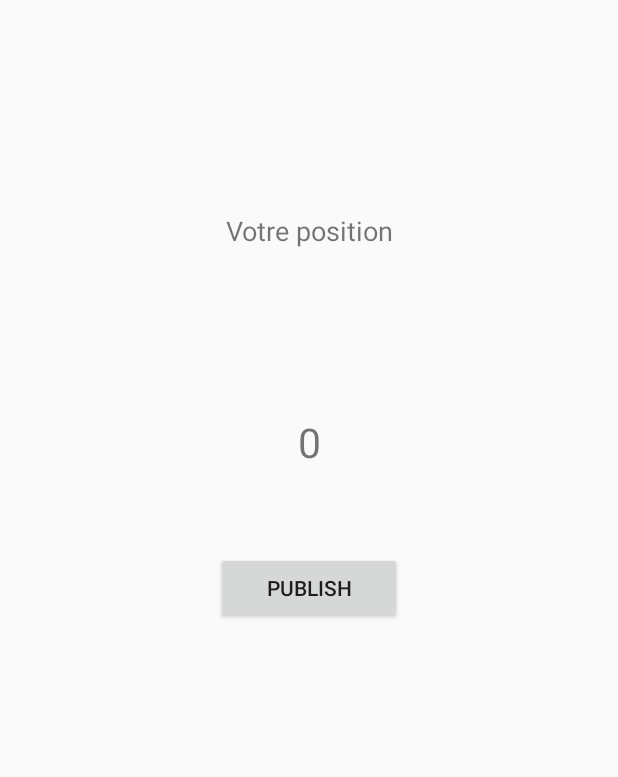
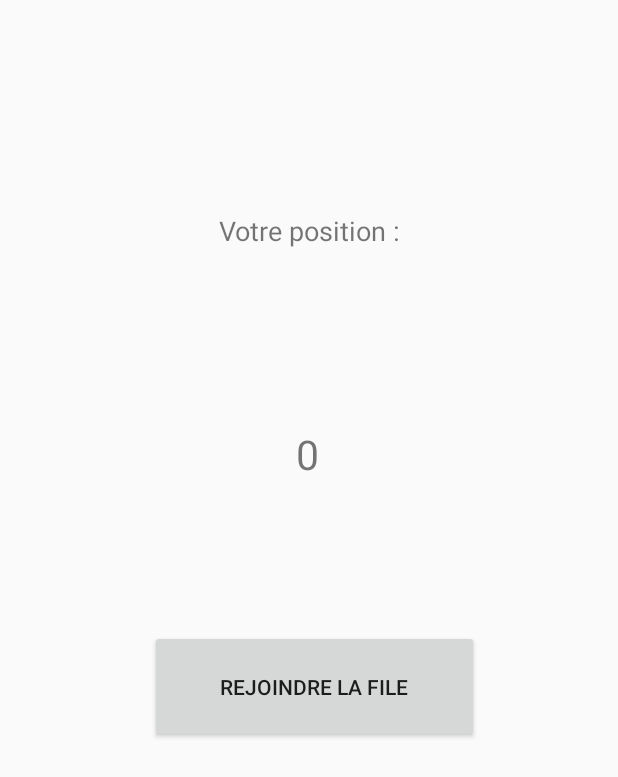
Before and after one commit to LucasAubron/PS6-connected-object-Create-a-new-team, an Android app: the layout activity_main.xml on its own in the app's theme, with its tools: preview values and no code run, on a phone screen of 412 x 824 dp. Shown: the top 777 px of the screen. Run offline under Robolectric (Android 15) with nearby library versions, the phone set to English and light mode, and no system bars.

Commit message:
#15 lien avec l'orchestrateur

```diff
--- a/PS6finalandroid/app/src/main/java/fr/etudes/ps6finalandroid/utils/Constants.java
+++ b/PS6finalandroid/app/src/main/java/fr/etudes/ps6finalandroid/utils/Constants.java
@@ -13,5 +13,9 @@ public class Constants {
 
     public static final String PUBLISH_TOPIC = "join/topic";
 
+    public static final String SUPPR_TOPIC = "suppr/topic";
+
+    public static final String CREATION_TOPIC = "creation/topic";
+
     public static final String CLIENT_ID = "androidkt";
 }
--- a/PS6finalandroid/app/src/main/res/layout/activity_main.xml
+++ b/PS6finalandroid/app/src/main/res/layout/activity_main.xml
@@ -9,13 +9,13 @@
 
     <Button
         android:id="@+id/publishMessage"
-        android:layout_width="124dp"
-        android:layout_height="48dp"
-        android:layout_marginTop="368dp"
-        android:text="Publish"
+        android:layout_width="219dp"
+        android:layout_height="75dp"
+        android:layout_marginTop="420dp"
+        android:text="Rejoindre la file"
 
         app:layout_constraintEnd_toEndOf="parent"
-        app:layout_constraintHorizontal_bias="0.5"
+        app:layout_constraintHorizontal_bias="0.519"
         app:layout_constraintStart_toStartOf="parent"
         app:layout_constraintTop_toTopOf="parent" />
 
@@ -25,7 +25,7 @@
         android:layout_height="116dp"
         android:layout_marginTop="96dp"
         android:gravity="center"
-        android:text="Votre position"
+        android:text="Votre position :"
         android:textSize="18sp"
         app:layout_constraintEnd_toEndOf="parent"
         app:layout_constraintHorizontal_bias="0.5"
@@ -34,13 +34,14 @@
 
     <TextView
         android:id="@+id/nombre"
-        android:layout_width="113dp"
-        android:layout_height="78dp"
-        android:layout_marginTop="44dp"
+        android:layout_width="170dp"
+        android:layout_height="102dp"
+        android:layout_marginTop="40dp"
         android:gravity="center"
         android:text="0"
         android:textSize="27sp"
         app:layout_constraintEnd_toEndOf="parent"
+        app:layout_constraintHorizontal_bias="0.497"
         app:layout_constraintStart_toStartOf="parent"
         app:layout_constraintTop_toBottomOf="@+id/texte" />
 
```
Also changed, not shown: PS6finalandroid/app/src/main/java/fr/etudes/ps6finalandroid/activities/MainActivity.java (+23 -54 lines).
